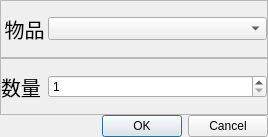
Inull-Studio/AutoArknights, file Plan.ui: the form before one commit.
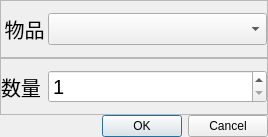
The form after the commit.

The edit to the form file:
```diff
--- a/Plan.ui
+++ b/Plan.ui
@@ -99,7 +99,7 @@
         </property>
         <property name="font">
          <font>
-          <pointsize>10</pointsize>
+          <pointsize>15</pointsize>
          </font>
         </property>
        </widget>
@@ -151,6 +151,11 @@
       </item>
       <item>
        <widget class="QSpinBox" name="count">
+        <property name="font">
+         <font>
+          <pointsize>15</pointsize>
+         </font>
+        </property>
         <property name="minimum">
          <number>1</number>
         </property>
```
